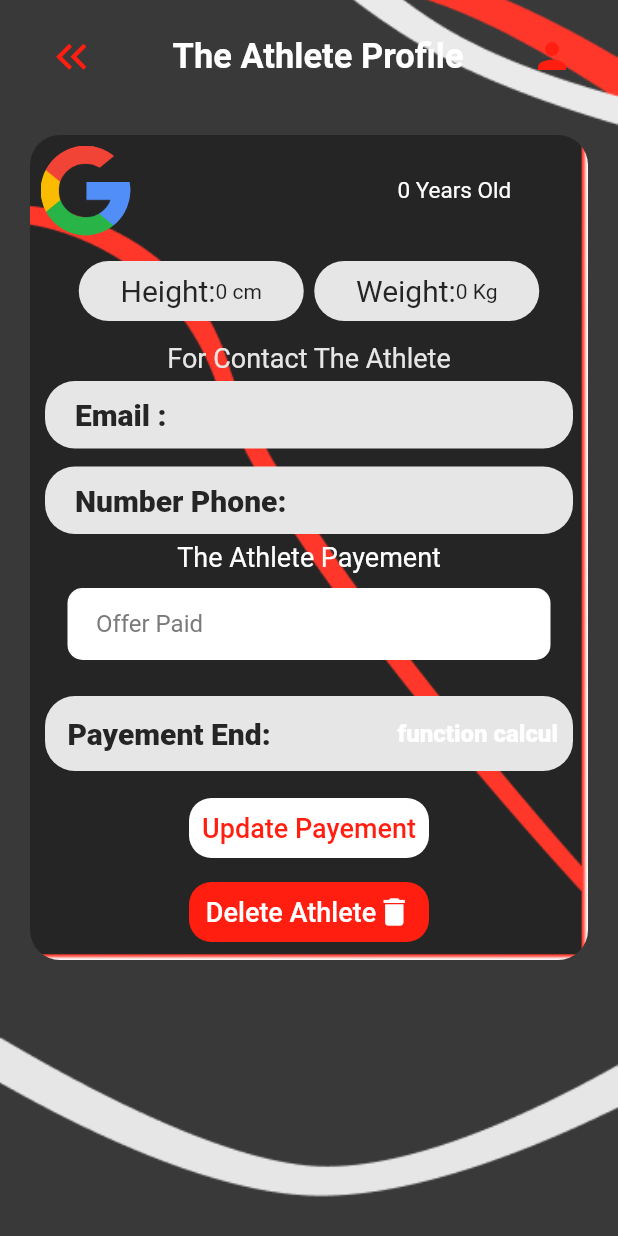
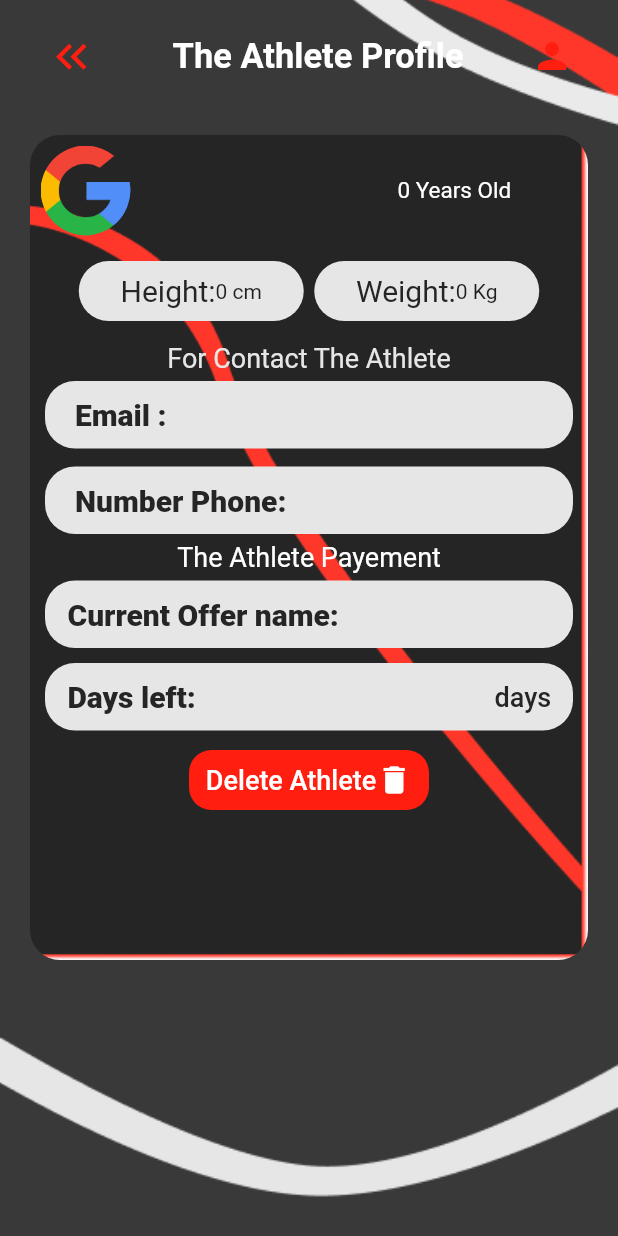
Before and after one commit to tarikbenaouda/gymapp, a Flutter app: the Profileathlete screen opened directly with empty values, on a phone screen of 412 x 824 dp. Run offline on Flutter 3.47's test engine with Material 2 defaults, Android fonts, the phone set to English and light mode, and no system bars; our stand-ins replace cloud_firestore, firebase_auth, firebase_core, firebase_storage, flutter_advanced_switch, get and 3 more; missing offline and left inert: custom_check_box, neon_circular_timer; accounts and stored records are empty.

Commit message:
offer profile

```diff
--- a/lib/ManagerUI/profileathlete.dart
+++ b/lib/ManagerUI/profileathlete.dart
@@ -208,6 +208,8 @@ class _ProfileathleteState extends State<Profileathlete> {
                                 color: Color(0xFFFFFFFF), fontSize: 18),
                           ),
                         ),
+                        (docs['offerId'] == '0')
+                            ? Column(children: [
                                 myTextformfield(
                                   hint: " Offer Paid",
                                   controller: controller.offerController,
@@ -215,46 +217,17 @@ class _ProfileathleteState extends State<Profileathlete> {
                                 const SizedBox(
                                   height: 4,
                                 ),
-                        Padding(
-                          padding: const EdgeInsets.all(10.0),
-                          child: Container(
-                              padding: const EdgeInsets.all(10),
-                              alignment: Alignment.centerLeft,
-                              height: 50,
-                              width: 80,
-                              decoration: BoxDecoration(
-                                  color: const Color(0xFFE6E6E6),
-                                  borderRadius: BorderRadius.circular(20)),
-                              child: Row(
-                                mainAxisAlignment:
-                                    MainAxisAlignment.spaceBetween,
-                                children: const [
-                                  Text(
-                                    " Payement End: ",
-                                    style: TextStyle(
-                                        color: Color(0xFF252525),
-                                        fontSize: 20,
-                                        fontWeight: FontWeight.w800),
-                                  ),
-                                  // variable of email
-                                  Text(
-                                    "function calcul",
-                                    style: TextStyle(
-                                        color: Colors.white,
-                                        fontSize: 16,
-                                        fontWeight: FontWeight.w800),
-                                  ),
-                                ],
-                              )),
-                        ),
                                 TextButton(
                                     onPressed: () async {
                                       var id = await controller.getOfferId(
-                                  type: controller.offerController.text);
+                                          type:
+                                              controller.offerController.text);
                                       if (id == 'empty') {
                                       } else {
                                         await controller.updateAthleteOffer(
-                                    id: id, uid: uid);
+                                          offerId: id,
+                                          uid: uid,
+                                        );
                                       }
                                     },
                                     child: Container(
@@ -263,13 +236,27 @@ class _ProfileathleteState extends State<Profileathlete> {
                                       width: 160,
                                       decoration: BoxDecoration(
                                           color: Colors.white,
-                                  borderRadius: BorderRadius.circular(15)),
+                                          borderRadius:
+                                              BorderRadius.circular(15)),
                                       child: const Text(
                                         "Update Payement",
                                         style: TextStyle(
-                                    color: Color(0xFFFF1E0F), fontSize: 18),
+                                            color: Color(0xFFFF1E0F),
+                                            fontSize: 18),
                                       ),
-                            )),
+                                    ))
+                              ])
+                            : Column(
+                                children: [
+                                  MyInfos(
+                                      Textinput: "Current Offer name",
+                                      Textinput2: docs['offerName']),
+                                  MyInfos(
+                                      Textinput: "Days left",
+                                      Textinput2:
+                                          "${docs['offerMonths']} days"),
+                                ],
+                              ),
                         TextButton(
                             onPressed: () async {
                               await controller.deleteAthlete(uid: uid);
--- a/lib/authentication/Signup3.dart
+++ b/lib/authentication/Signup3.dart
@@ -183,9 +183,6 @@ class _Signup3State extends State<Signup3> {
                                         age: ageController.text,
                                         weight: weightController.text,
                                         height: heightController.text,
-                                        type: "user",
-                                        coaching: false,
-                                        training: false,
                                       );
                                     }).then((value) {
                                       Get.snackbar(
```
Also changed, not shown: lib/controlllers/auth_controller.dart (+7 -7 lines), lib/controlllers/manger_profiles_controller.dart (+16 -3 lines). Lines whose indentation alone changed are shown as unchanged.
